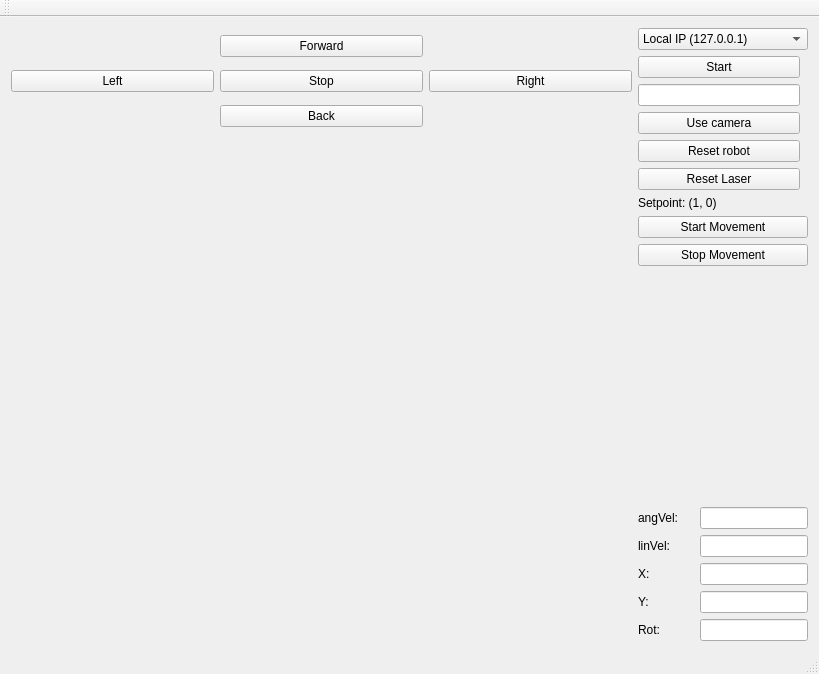
Old version of the form demoRMR/mainwindow.ui in the repository Michal-Baculak/RMR.
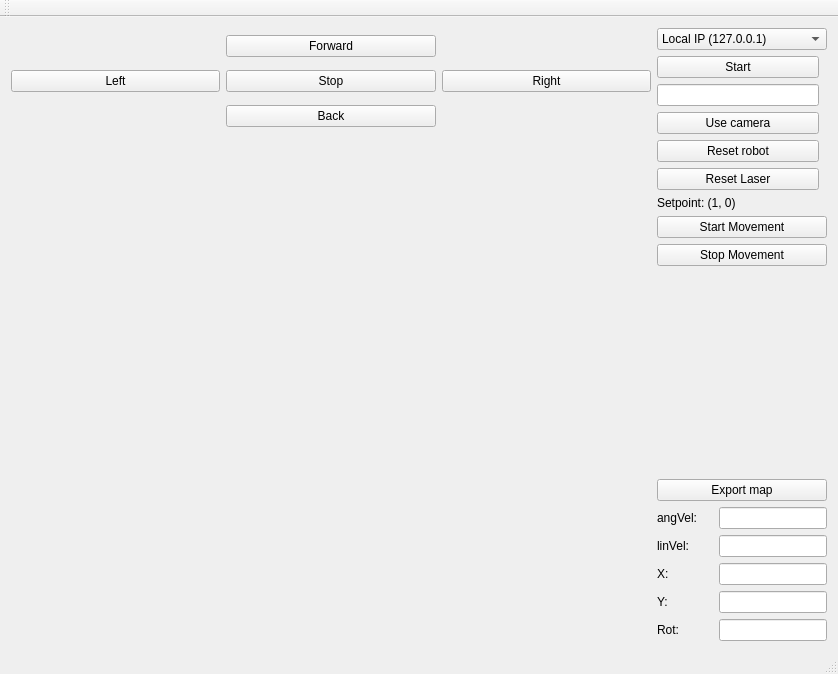
New version of the form.

Patch:
```diff
--- a/demoRMR/mainwindow.ui
+++ b/demoRMR/mainwindow.ui
@@ -6,7 +6,7 @@
    <rect>
     <x>0</x>
     <y>0</y>
-    <width>819</width>
+    <width>838</width>
     <height>674</height>
    </rect>
   </property>
@@ -233,6 +233,13 @@
         </property>
        </spacer>
       </item>
+      <item>
+       <widget class="QPushButton" name="pushButton_12">
+        <property name="text">
+         <string>Export map</string>
+        </property>
+       </widget>
+      </item>
       <item>
        <layout class="QGridLayout" name="gridLayout_3" rowstretch="0,0,0,0,0">
         <item row="4" column="1">
```
Left out of the diff: 4 changed lines with no effect on the pictures.
